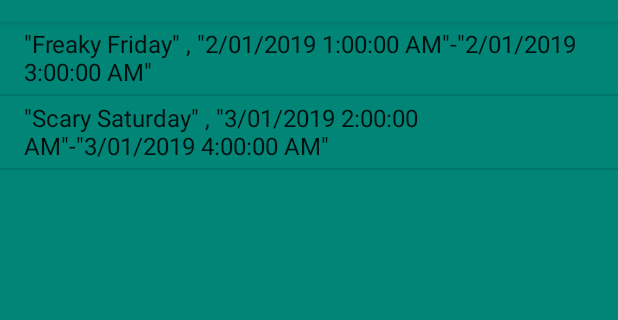
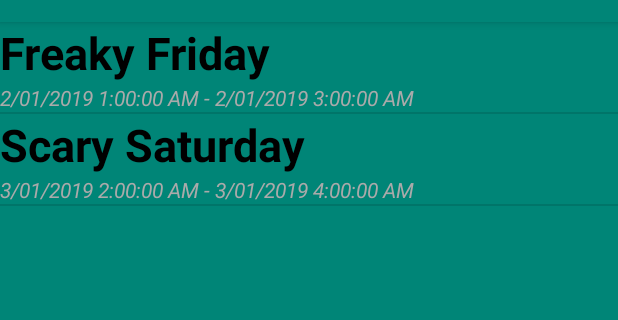
Before and after one commit to rmit-s3598284-JiaQi-Tang/Night-Movie-Planner-MAD-assignment1-, an Android app: the screen it shows after launch (MainActivity), on a phone screen of 412 x 824 dp, the part 62-382 px from its top. Run offline under Robolectric (Android 15) with nearby library versions, the phone set to English and light mode, and no system bars.

```diff
--- /dev/null
+++ b/MovieNightPlanner/app/src/main/java/com/example/movienightplanner/Helper/SwipeToDeleteCallback.java
@@ -0,0 +1,4 @@
+package com.example.movienightplanner.Helper;
+
+public class SwipeToDeleteCallback {
+}
--- a/MovieNightPlanner/app/src/main/java/com/example/movienightplanner/MainActivity.java
+++ b/MovieNightPlanner/app/src/main/java/com/example/movienightplanner/MainActivity.java
@@ -19,6 +19,7 @@ import android.util.Log;
 import android.widget.ArrayAdapter;
 import android.widget.ListView;
 
+import com.example.movienightplanner.adapter.CustomListAdapter;
 import com.example.movienightplanner.models.AppEngine;
 import com.example.movienightplanner.models.AppEngineImpl;
 import com.example.movienightplanner.models.EventImpl;
@@ -33,15 +34,11 @@ public class MainActivity extends AppCompatActivity {
         super.onCreate(savedInstanceState);
         setContentView(R.layout.activity_main);
 
-        listView = findViewById(R.id.listView);
-        ArrayList<String> tittlesList = new ArrayList<>();
-        for(EventImpl event: appEngine.getEventsList(this)) {
-            tittlesList.add(event.getTittle()+" , "+event.getStartDate()+"-"+event.getEndDate());
-        }
+        CustomListAdapter listAdapter = new CustomListAdapter(this, appEngine.getEventsList(this));
+        listView = (ListView) findViewById(R.id.listView);
+        listView.setAdapter(listAdapter);
 
 
-        ArrayAdapter arrayAdapter = new ArrayAdapter(this,android.R.layout.simple_list_item_1,tittlesList);
-        listView.setAdapter(arrayAdapter);
     }
 
 }
--- /dev/null
+++ b/MovieNightPlanner/app/src/main/java/com/example/movienightplanner/adapter/CustomListAdapter.java
@@ -0,0 +1,48 @@
+package com.example.movienightplanner.adapter;
+
+import android.content.Context;
+import android.view.LayoutInflater;
+import android.view.View;
+import android.view.ViewGroup;
+import android.widget.ArrayAdapter;
+import android.widget.TextView;
+
+import com.example.movienightplanner.MainActivity;
+import com.example.movienightplanner.R;
+import com.example.movienightplanner.models.EventImpl;
+
+import java.util.List;
+
+public class CustomListAdapter extends ArrayAdapter {
+
+    //to reference the Activity
+    private final MainActivity context;
+
+    private final List<EventImpl> eventsList;
+
+    public CustomListAdapter(MainActivity context, List<EventImpl> eventsList){
+
+        super(context, R.layout.listview_row , eventsList);
+
+        this.context = context;
+
+        this.eventsList = eventsList;
+
+    }
+
+    public View getView(int position, View view, ViewGroup parent) {
+        LayoutInflater inflater=context.getLayoutInflater();
+        View rowView=inflater.inflate(R.layout.listview_row, null,true);
+
+        //this code gets references to objects in the listview_row.xml file
+        TextView nameTextField = (TextView) rowView.findViewById(R.id.tittleTextViewID);
+        TextView contentTextField = (TextView) rowView.findViewById(R.id.contentTextViewID);
+
+        //this code sets the values of the objects to values from the list
+        nameTextField.setText(eventsList.get(position).getTittle());
+        contentTextField.setText(eventsList.get(position).getStartDate() + " - " + eventsList.get(position).getEndDate());
+
+        return rowView;
+
+    }
+}
--- a/MovieNightPlanner/app/src/main/java/com/example/movienightplanner/models/AppEngineImpl.java
+++ b/MovieNightPlanner/app/src/main/java/com/example/movienightplanner/models/AppEngineImpl.java
@@ -34,7 +34,7 @@ public class AppEngineImpl implements AppEngine {
     public List<MovieImpl> getMovieList(Context context) {
         List<MovieImpl> list = new ArrayList<MovieImpl>();
         for (String line : readTextFile("movies.txt",context)) {
-            String[] splitedLine = line.split(",");
+            String[] splitedLine = line.split("\",\"");
             //add lengeth check
             if(splitedLine.length == 4) {
                 list.add(new MovieImpl(splitedLine[0],splitedLine[1],splitedLine[2],splitedLine[3]));
@@ -48,11 +48,11 @@ public class AppEngineImpl implements AppEngine {
     public List<EventImpl> getEventsList(Context context) {
         List<EventImpl> list = new ArrayList<EventImpl>();
         for (String line : readTextFile("events.txt",context)) {
-            String[] splitedLine = line.split(",");
+            String[] splitedLine = line.split("\",\"");
             //add length check
-            if(splitedLine.length == 7) {
+            if(splitedLine.length == 6) {
                 //the latitude and longitude was split, so I add them up again
-                list.add(new EventImpl(splitedLine[0],splitedLine[1],splitedLine[2],splitedLine[3],splitedLine[4],splitedLine[5] +","+ splitedLine[6]));
+                list.add(new EventImpl(splitedLine[0],splitedLine[1],splitedLine[2],splitedLine[3],splitedLine[4],splitedLine[5]));
             } else {
                 showAlert("read txt error occurred", context);
             }
--- /dev/null
+++ b/MovieNightPlanner/app/src/main/res/layout/listview_row.xml
@@ -0,0 +1,37 @@
+<?xml version="1.0" encoding="utf-8"?>
+<LinearLayout
+    xmlns:android="http://schemas.android.com/apk/res/android"
+    xmlns:app="http://schemas.android.com/apk/res-auto"
+    android:layout_width="match_parent"
+    android:layout_height="match_parent"
+    android:orientation="horizontal">
+
+        android:layout_width="match_parent"
+        android:layout_height="wrap_content"
+        android:orientation="horizontal">
+
+        <LinearLayout
+            android:layout_width="match_parent"
+            android:layout_height="match_parent"
+            android:gravity="center_vertical"
+            android:orientation="vertical">
+
+            <TextView
+                android:id="@+id/tittleTextViewID"
+                android:layout_width="match_parent"
+                android:layout_height="wrap_content"
+                android:text="TextView"
+                android:textColor="@android:color/black"
+                android:textSize="30sp"
+                android:textStyle="bold" />
+
+            <TextView
+                android:id="@+id/contentTextViewID"
+                android:layout_width="match_parent"
+                android:layout_height="wrap_content"
+                android:text="TextView"
+                android:textColor="@android:color/darker_gray"
+                android:textSize="14sp"
+                android:textStyle="italic" />
+        </LinearLayout>
+    </LinearLayout>
```
